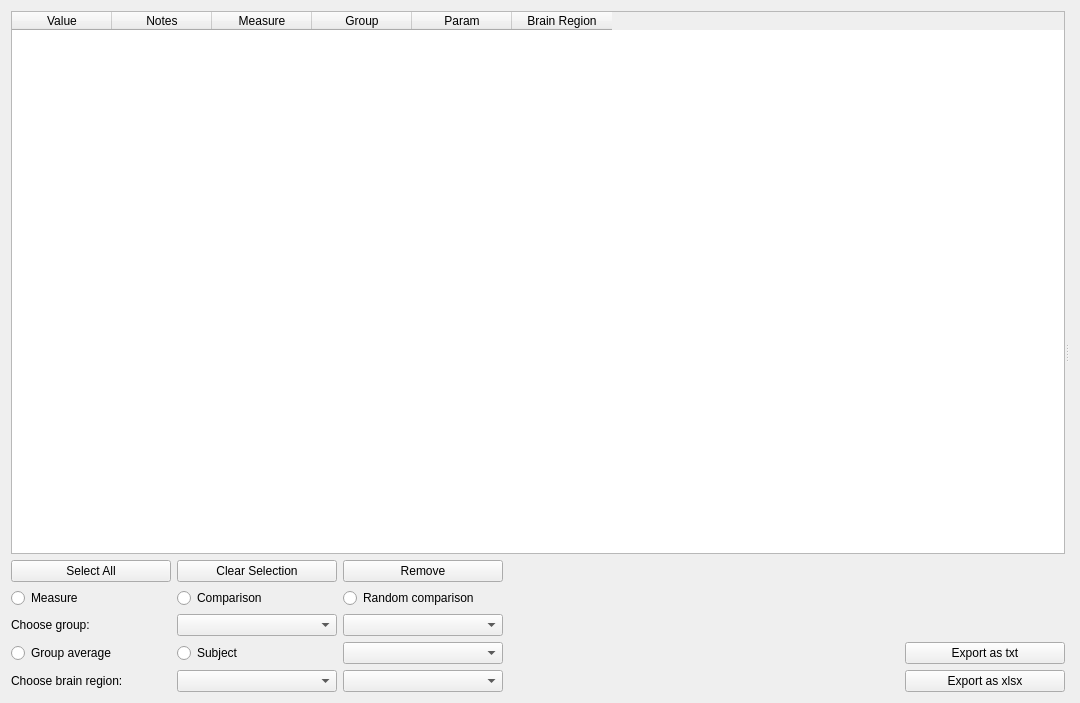
Old version of the form braphy/gui/ui_files/measures_widget.ui in the repository softmatterlab/Braph-2.0-Python.
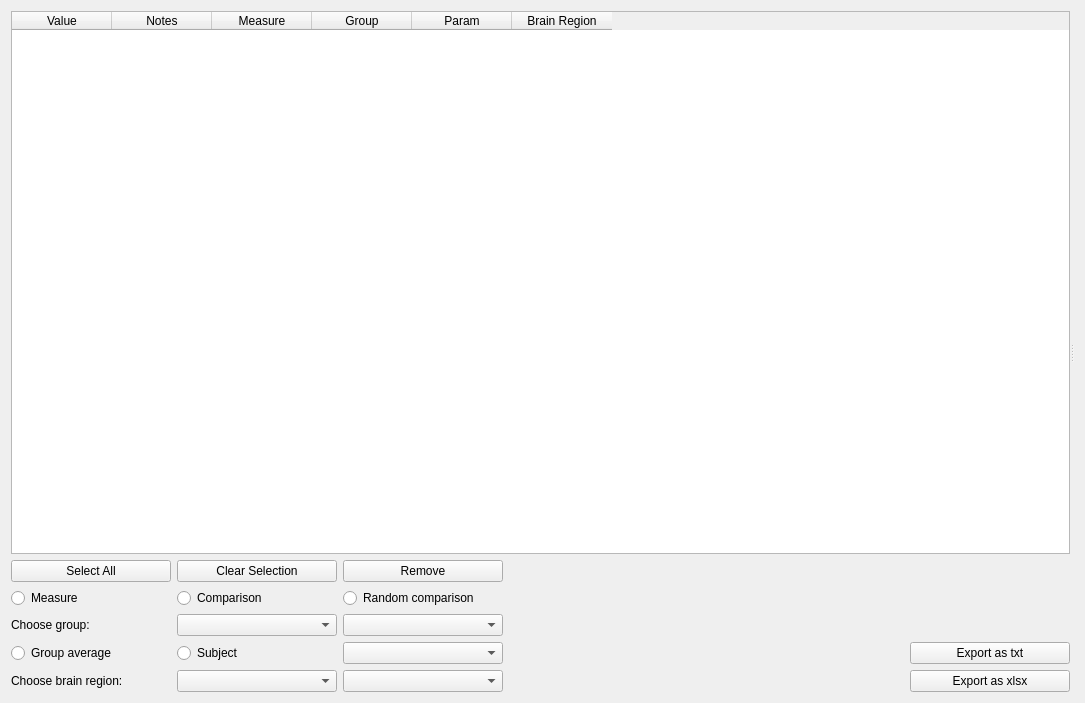
New version of the form. Custom widgets are drawn as their Qt base class.

What changed in the file:
```diff
--- a/braphy/gui/ui_files/measures_widget.ui
+++ b/braphy/gui/ui_files/measures_widget.ui
@@ -6,7 +6,7 @@
    <rect>
     <x>0</x>
     <y>0</y>
-    <width>1080</width>
+    <width>1085</width>
     <height>703</height>
    </rect>
   </property>
@@ -19,7 +19,7 @@
      <property name="orientation">
       <enum>Qt::Horizontal</enum>
      </property>
-     <widget class="QWidget" name="">
+     <widget class="QWidget" name="layoutWidget">
       <layout class="QVBoxLayout" name="verticalLayout">
        <item>
         <widget class="QTableWidget" name="tableWidget">
```
Left out of the diff: 2 changed lines with no effect on the pictures.
